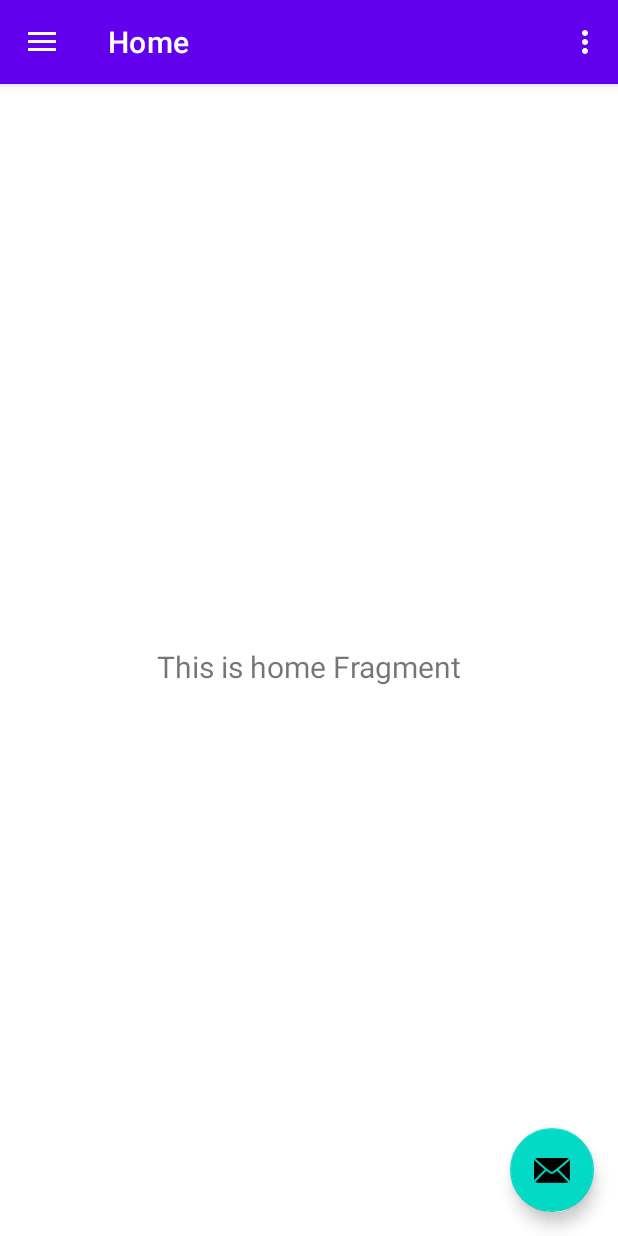
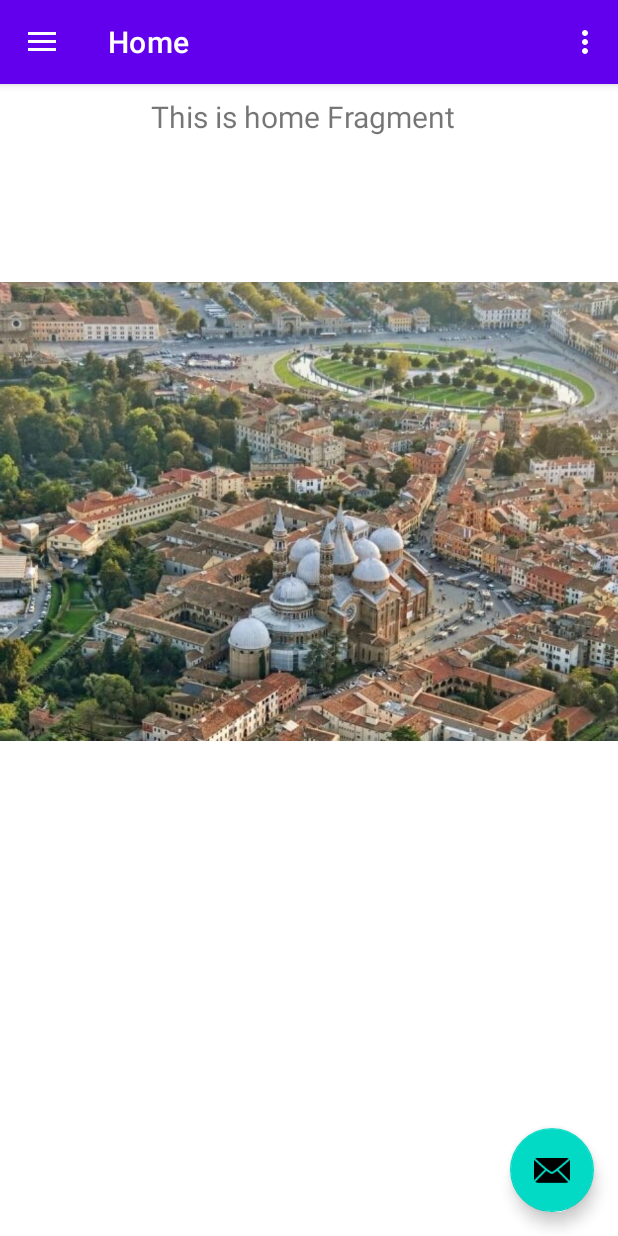
Before and after one commit to Roncooo/WhatsaPD, an Android app: the screen it shows after launch (MainActivity), on a phone screen of 412 x 824 dp. Run offline under Robolectric (Android 15) with nearby library versions, the phone set to English and light mode, and no system bars; our stand-ins replace navigation-ui.

Commit message:
home fragment xml modified

```diff
--- a/app/src/main/res/layout/fragment_home.xml
+++ b/app/src/main/res/layout/fragment_home.xml
@@ -1,22 +1,36 @@
 <?xml version="1.0" encoding="utf-8"?>
-<androidx.constraintlayout.widget.ConstraintLayout xmlns:android="http://schemas.android.com/apk/res/android"
-    xmlns:app="http://schemas.android.com/apk/res-auto"
-    xmlns:tools="http://schemas.android.com/tools"
+<androidx.constraintlayout.widget.ConstraintLayout
+    xmlns:android="http://schemas.android.com/apk/res/android"
     android:layout_width="match_parent"
-    android:layout_height="match_parent"
-    tools:context=".ui.home.HomeFragment">
+    android:layout_height="match_parent">
 
-    <TextView
-        android:id="@+id/text_home"
+    <ScrollView
         android:layout_width="match_parent"
-        android:layout_height="wrap_content"
-        android:layout_marginStart="8dp"
-        android:layout_marginTop="8dp"
-        android:layout_marginEnd="8dp"
-        android:textAlignment="center"
-        android:textSize="20sp"
-        app:layout_constraintBottom_toBottomOf="parent"
-        app:layout_constraintEnd_toEndOf="parent"
-        app:layout_constraintStart_toStartOf="parent"
-        app:layout_constraintTop_toTopOf="parent" />
+        android:layout_height="match_parent">
+
+        <LinearLayout
+            android:layout_width="match_parent"
+            android:layout_height="wrap_content"
+            android:orientation="vertical">
+
+            <TextView
+                android:id="@+id/text_home"
+                android:layout_width="match_parent"
+                android:layout_height="124dp"
+                android:layout_marginStart="0dp"
+                android:layout_marginTop="8dp"
+                android:layout_marginEnd="8dp"
+                android:textAlignment="center"
+                android:textSize="20sp" />
+
+            <ImageView
+                android:id="@+id/imageView2"
+                android:layout_width="match_parent"
+                android:layout_height="wrap_content"
+                android:adjustViewBounds="true"
+                android:src="@drawable/foto_pd_home"/>
+"/>
+
+        </LinearLayout>
+    </ScrollView>
 </androidx.constraintlayout.widget.ConstraintLayout>
--- a/app/src/main/res/navigation/mobile_navigation.xml
+++ b/app/src/main/res/navigation/mobile_navigation.xml
@@ -21,5 +21,5 @@
         android:id="@+id/nav_near_me"
         android:name="it.unipd.dei.esp.whatsapd.ui.slideshow.NearMeFragment"
         android:label="@string/menu_near_me"
-        tools:layout="@layout/fragment_near_me" />
+        tools:layout="@layout/fragment_near_me"/>
 </navigation>
```
Also changed, not shown: app/src/main/res/drawable/foto_pd_home.jpg (added).
